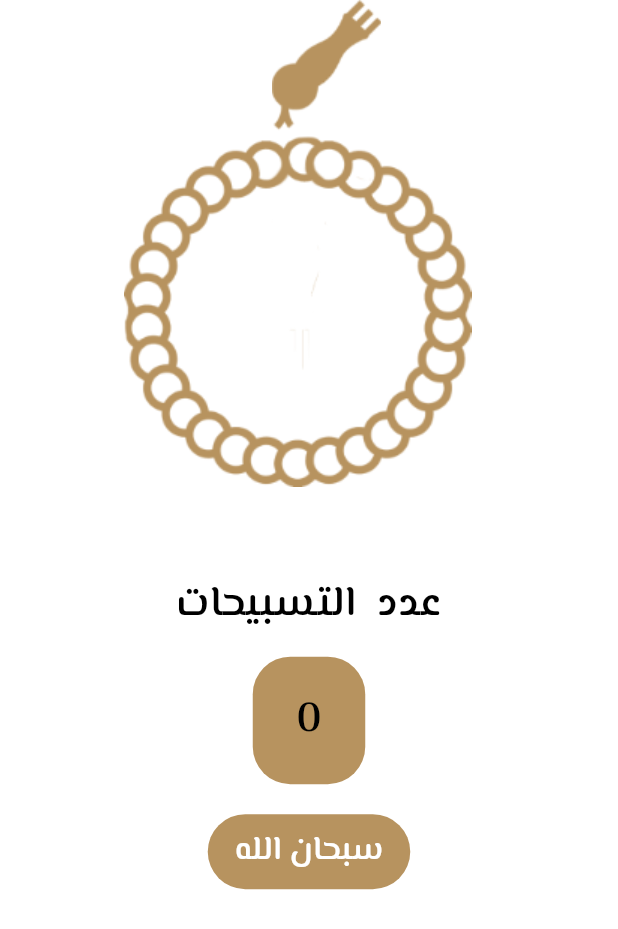
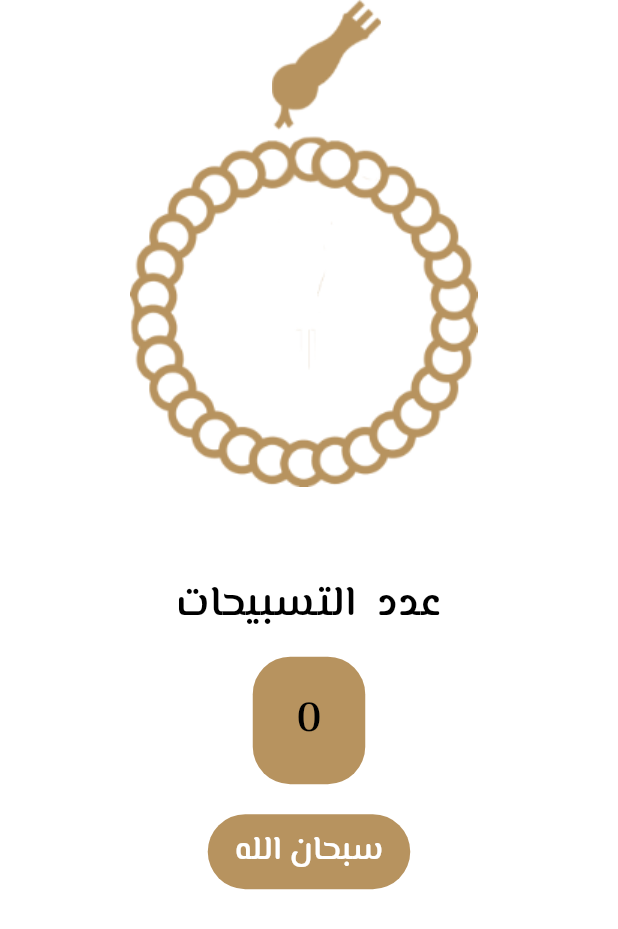
Before and after one commit to Abdelrahmanorabi/islami_app, a Flutter app: the SebhaTab widget shown alone on an empty page, opened directly, on a phone screen of 412 x 824 dp. Shown: the top 929 px of the screen. Run offline on Flutter 3.47's test engine with Material 2 defaults, Android fonts, the phone set to English and light mode, and no system bars; generated files the repository leaves out were written again.

Commit message:
finish implementation  of sebha tab

```diff
--- a/lib/home/tasbeh/sebha_tab.dart
+++ b/lib/home/tasbeh/sebha_tab.dart
@@ -55,7 +55,7 @@ class _SebhaTabState extends State<SebhaTab> {
                         ? 'assets/images/sebha_head_dark.png'
                         : 'assets/images/sebha_head_light.png')),
                 Positioned(
-                    left: size.width * .20,
+                    left: size.width * .21,
                     top: size.height * .11,
                     child: InkWell(
                       onTap: rotateSebhaBody,
```
